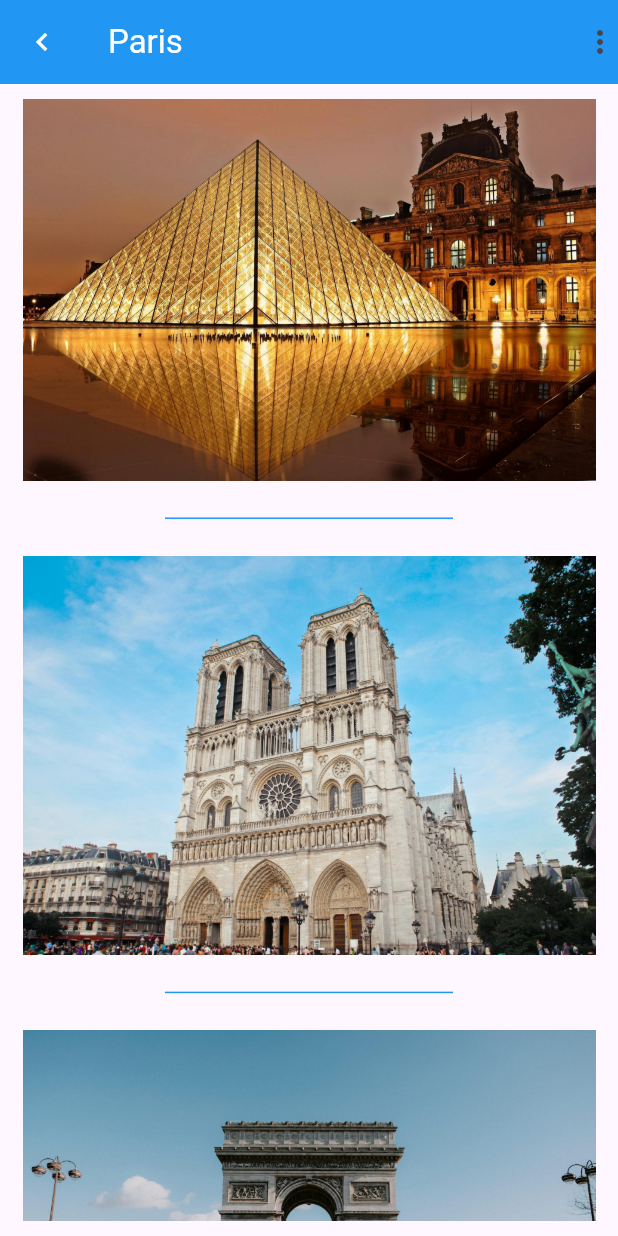
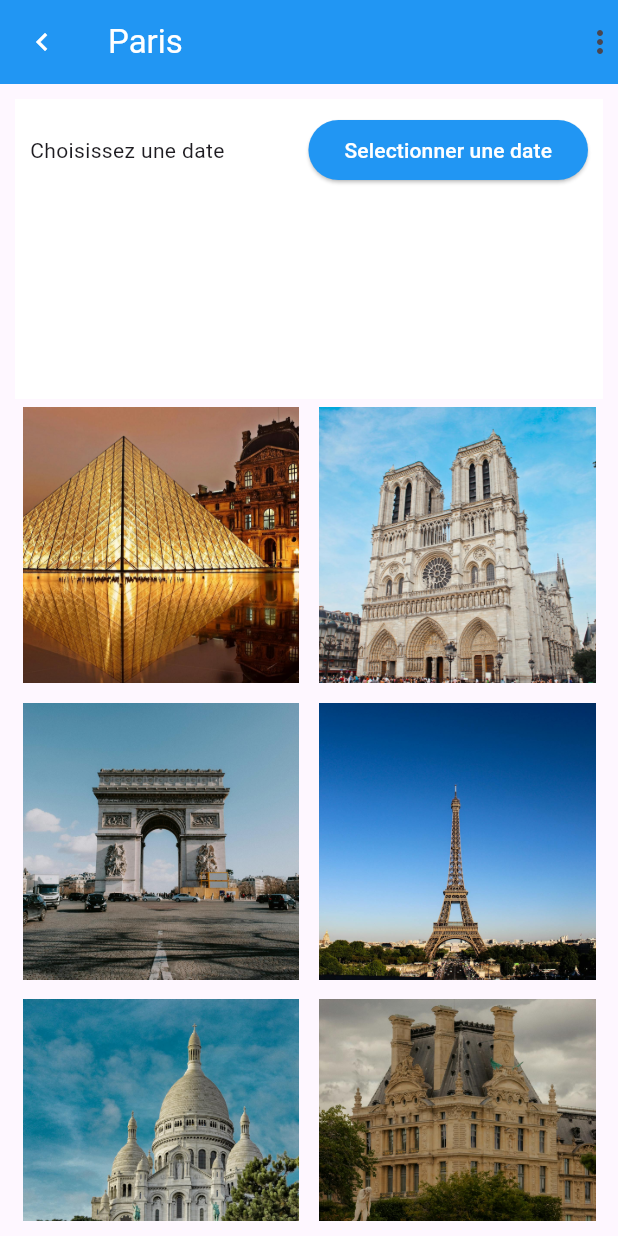
Before and after one commit to MaximeBel24/dyma-flutter, a Flutter app: the screen it shows after launch, on a phone screen of 412 x 824 dp. Run offline on Flutter 3.47's test engine with Material 3 defaults, Android fonts, the phone set to English and light mode, and no system bars.

Commit message:
05/04 Leçon 43 fini

```diff
--- a/lib/data/data.dart
+++ b/lib/data/data.dart
@@ -25,4 +25,17 @@ List<Activity> activities = [
       name: 'Tour Eiffel',
       id: 'a4'
   ),
+  Activity(
+      city: 'Paris',
+      image: 'assets/images/activities/sacre_coeur.jpg',
+      name: 'Sacré coeur',
+      id: 'a5'
+  ),
+  Activity(
+      city: 'Paris',
+      image: 'assets/images/activities/luxembourg.jpg',
+      name: 'Jardin du luxembourg',
+      id: 'a2'
+  ),
+
 ];
--- /dev/null
+++ b/lib/models/trip.model.dart
@@ -0,0 +1,11 @@
+class Trip {
+  String city;
+  List<String> activities;
+  // DateTime date;
+
+  Trip({
+    required this.city,
+    required this.activities,
+    // required this.date
+  });
+}
--- a/lib/views/city/city.dart
+++ b/lib/views/city/city.dart
@@ -1,4 +1,5 @@
 import 'package:flutter/material.dart';
+import '../../models/trip.model.dart';
 import '../../models/activity.model.dart';
 import '../../data/data.dart' as data;
 import 'widgets/activity_card.dart';
@@ -12,12 +13,17 @@ class City extends StatefulWidget {
 }
 
 class _CityState extends State<City> {
+  Trip mytrip = Trip(activities: [], city: 'Paris');
+
   @override
   Widget build(BuildContext context) {
     return Scaffold(
         appBar: AppBar(
           backgroundColor: Colors.blue,
-        leading: const Icon(Icons.chevron_left, color: Colors.white,),
+          leading: const Icon(
+            Icons.chevron_left,
+            color: Colors.white,
+          ),
           title: const Text(
             'Paris',
             style: TextStyle(color: Colors.white),
@@ -28,18 +34,37 @@ class _CityState extends State<City> {
         ),
         body: Container(
             padding: const EdgeInsets.all(10),
-        child: ListView.separated(
-            itemCount: widget.activities.length,
-            itemBuilder: (context, index) => ActivityCard(
-                  activity: widget.activities[index],
+            child: Column(
+              children: <Widget>[
+                Container(
+                  padding: EdgeInsets.all(10),
+                  height: 200,
+                  color: Colors.white,
+                  child: Column(children: <Widget>[
+                    Row(
+                      children: <Widget>[
+                        Expanded(child: Text('Choisissez une date')),
+                        ElevatedButton(
+                          style: ElevatedButton.styleFrom(
+                            backgroundColor: Colors.blue
                           ),
-            separatorBuilder: (context, index) => const Divider(
-                  color: Colors.blue,
-                  endIndent: 100,
-                  indent: 100,
-                  height: 50,
-                )),
+                          child: Text('Selectionner une date',style: TextStyle(color: Colors.white),),
+                          onPressed: () {},
+                        )
+                      ],
+                    )
+                  ]),
                 ),
-    );
+                Expanded(
+                  child: GridView.extent(
+                      maxCrossAxisExtent: 200,
+                      mainAxisSpacing: 3,
+                      crossAxisSpacing: 3,
+                      children: widget.activities
+                          .map((activity) => ActivityCard(activity: activity))
+                          .toList()),
+                )
+              ],
+            )));
   }
 }
--- a/lib/views/city/widgets/activity_card.dart
+++ b/lib/views/city/widgets/activity_card.dart
@@ -10,7 +10,7 @@ class ActivityCard extends StatelessWidget {
   Widget build(BuildContext context) {
     return Container(
       width: double.infinity,
-      margin: const EdgeInsets.symmetric(horizontal: 5),
+      margin: EdgeInsets.all(5),
       child: Image.asset(
         activity.image,
         fit: BoxFit.cover,
```
Also changed, not shown: assets/images/activities/luxembourg.jpg (added), assets/images/activities/sacre_coeur.jpg (added). Lines whose indentation alone changed are shown as unchanged.
